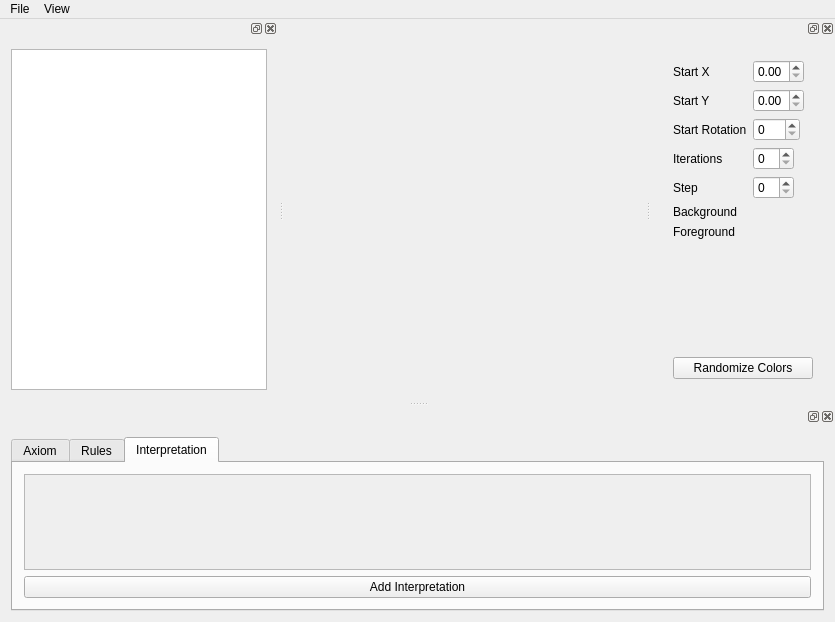
Qt form mainwindow.ui (osmehlik/l-systems-vis) before a commit.
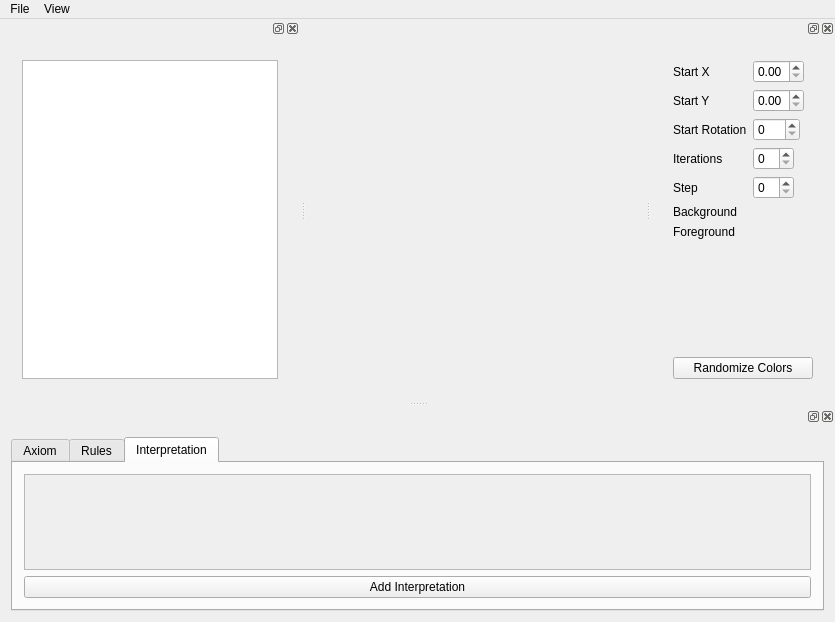
The same form after that commit. The open tabs and pages were chosen to show the change. Custom widgets are drawn as their Qt base class.

Commit message: Can switch between list and tree view in directory browser.

What changed in the file:
```diff
--- a/mainwindow.ui
+++ b/mainwindow.ui
@@ -383,7 +383,7 @@
    </property>
    <property name="minimumSize">
     <size>
-     <width>160</width>
+     <width>176</width>
      <height>256</height>
     </size>
    </property>
@@ -408,6 +408,13 @@
       <enum>QLayout::SetMaximumSize</enum>
      </property>
      <item>
+      <widget class="QStackedWidget" name="directoryBrowserStackedWidget">
+       <property name="currentIndex">
+        <number>1</number>
+       </property>
+       <widget class="QWidget" name="pageTreeView">
+        <layout class="QVBoxLayout" name="verticalLayout_9">
+         <item>
       <widget class="QTreeView" name="treeView">
        <property name="sizePolicy">
         <sizepolicy hsizetype="Expanding" vsizetype="Expanding">
@@ -425,6 +432,17 @@
      </item>
     </layout>
    </widget>
+       <widget class="QWidget" name="pageListView">
+        <layout class="QVBoxLayout" name="verticalLayout_8">
+         <item>
+          <widget class="QListView" name="listView"/>
+         </item>
+        </layout>
+       </widget>
+      </widget>
+     </item>
+    </layout>
+   </widget>
   </widget>
   <action name="actionOpen">
    <property name="text">
```
Left out of the diff: 33 changed lines with no effect on the pictures. Lines whose indentation alone changed are shown as unchanged. The commit also changes 2 other files.
